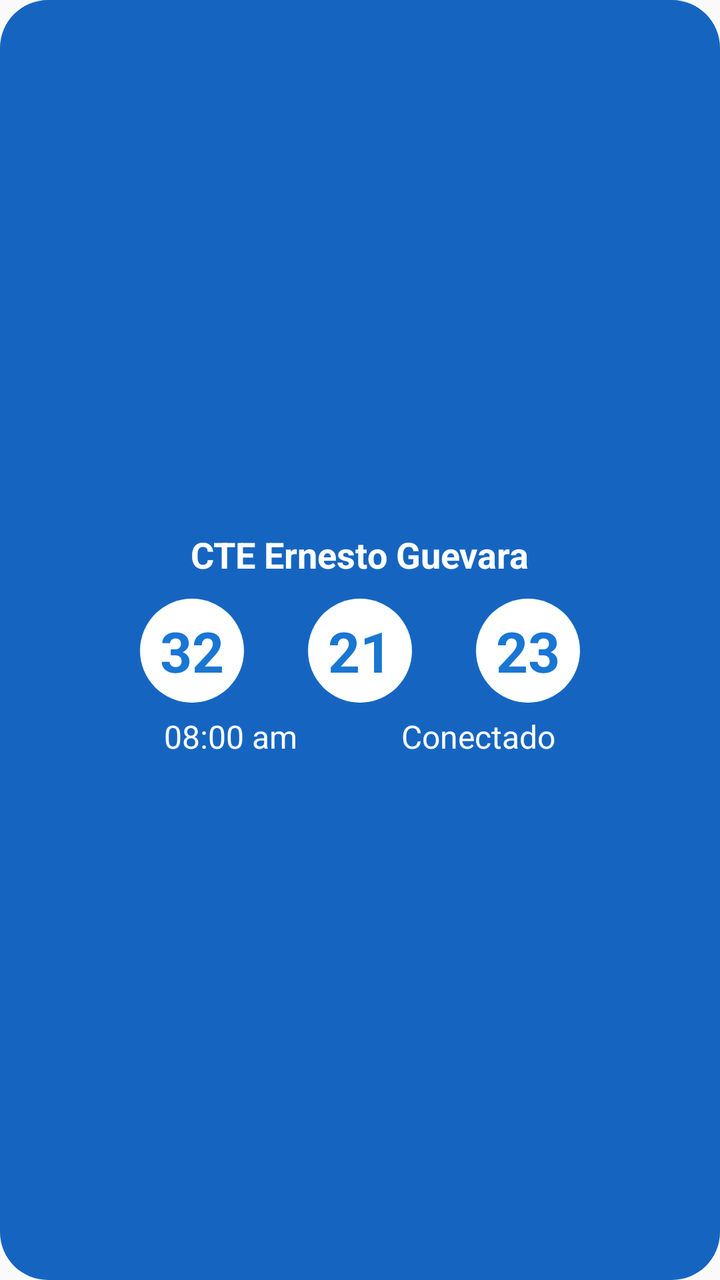
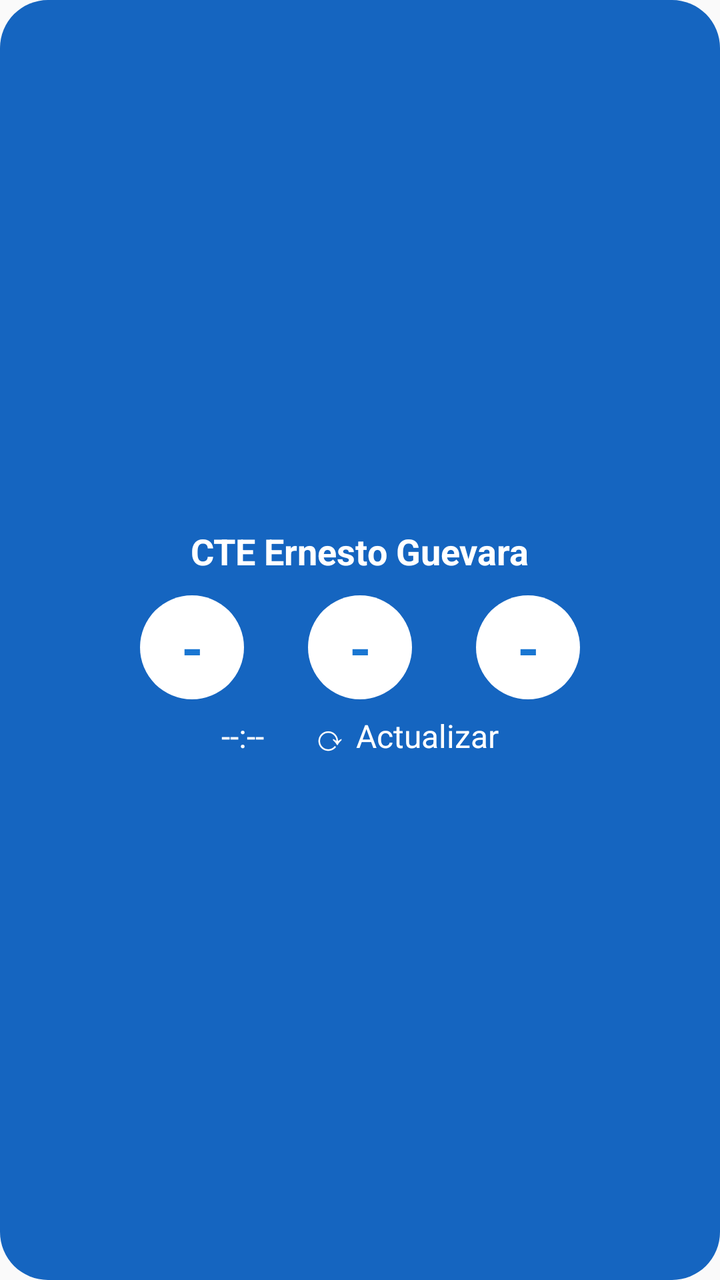

The first picture is an Android layout as it rendered before a commit; the second is the same layout after the commit. The layout source and the unified diff follow.
<!-- AndroidManifest.xml: application theme Theme.Carga_Activa_Termo -->
<!-- res/layout/widget_layout.xml -->
<?xml version="1.0" encoding="utf-8"?>
<LinearLayout xmlns:android="http://schemas.android.com/apk/res/android"
    android:id="@+id/widget_root"
    android:layout_width="match_parent"
    android:layout_height="140dp"
    android:background="@drawable/widget_background"
    android:orientation="vertical"
    android:padding="6dp"
    android:gravity="center">

    <TextView
        android:id="@+id/tv_titulo"
        android:layout_width="wrap_content"
        android:layout_height="wrap_content"
        android:text="CTE Ernesto Guevara"
        android:textColor="#FFFFFF"
        android:textSize="18sp"
        android:textStyle="bold"
        android:gravity="center"
        android:padding="4dp"/>

    <LinearLayout
        android:layout_width="match_parent"
        android:layout_height="wrap_content"
        android:orientation="horizontal"
        android:gravity="center"
        android:layout_marginTop="6dp">

        <TextView
            android:id="@+id/tv_carga1"
            android:layout_width="52dp"
            android:layout_height="52dp"
            android:text="32"
            android:textColor="#1976D2"
            android:textSize="28sp"
            android:textStyle="bold"
            android:gravity="center"
            android:background="@drawable/circulo_blanco"
            android:layout_marginHorizontal="16dp"/>

        <TextView
            android:id="@+id/tv_carga2"
            android:layout_width="52dp"
            android:layout_height="52dp"
            android:text="21"
            android:textColor="#1976D2"
            android:textSize="28sp"
            android:textStyle="bold"
            android:gravity="center"
            android:background="@drawable/circulo_blanco"
            android:layout_marginHorizontal="16dp"/>

        <TextView
            android:id="@+id/tv_carga3"
            android:layout_width="52dp"
            android:layout_height="52dp"
            android:text="23"
            android:textColor="#1976D2"
            android:textSize="28sp"
            android:textStyle="bold"
            android:gravity="center"
            android:background="@drawable/circulo_blanco"
            android:layout_marginHorizontal="16dp"/>

    </LinearLayout>

    <LinearLayout
        android:layout_width="match_parent"
        android:layout_height="wrap_content"
        android:orientation="horizontal"
        android:layout_marginTop="6dp"
        android:gravity="center"
        android:paddingHorizontal="12dp">

        <TextView
            android:id="@+id/tv_hora"
            android:layout_width="wrap_content"
            android:layout_height="wrap_content"
            android:text="08:00 am"
            android:textColor="#FFFFFF"
            android:textSize="16sp"/>

        <TextView
            android:id="@+id/tv_estado"
            android:layout_width="wrap_content"
            android:layout_height="wrap_content"
            android:text="Conectado"
            android:textColor="#FFFFFF"
            android:textSize="16sp"
            android:layout_marginStart="52dp"/>

    </LinearLayout>

</LinearLayout>
<!-- resources referenced by this layout -->
<resources>
  <!-- drawable circulo_blanco (drawable) -->
  <?xml version="1.0" encoding="utf-8"?>
  <shape xmlns:android="http://schemas.android.com/apk/res/android"
      android:shape="oval">
      <solid android:color="#FFFFFF" />
      <size
          android:width="52dp"
          android:height="52dp" />
  </shape>
  <!-- drawable widget_background (drawable) -->
  <?xml version="1.0" encoding="utf-8"?>
  <shape xmlns:android="http://schemas.android.com/apk/res/android"
      android:shape="rectangle">
      <solid android:color="#1565C0" />
      <corners android:radius="24dp" />
  </shape>
  <style name="Theme.Carga_Activa_Termo" parent="android:Theme.Material.Light.NoActionBar" />
</resources>

<!-- the commit's change to res/layout/widget_layout.xml (unified diff, before → after) -->
@@ -2,7 +2,7 @@
 <LinearLayout xmlns:android="http://schemas.android.com/apk/res/android"
     android:id="@+id/widget_root"
     android:layout_width="match_parent"
-    android:layout_height="140dp"
+    android:layout_height="142dp"
     android:background="@drawable/widget_background"
     android:orientation="vertical"
     android:padding="6dp"
@@ -30,7 +30,7 @@
             android:id="@+id/tv_carga1"
             android:layout_width="52dp"
             android:layout_height="52dp"
-            android:text="32"
+            android:text="-"
             android:textColor="#1976D2"
             android:textSize="28sp"
             android:textStyle="bold"
@@ -42,7 +42,7 @@
             android:id="@+id/tv_carga2"
             android:layout_width="52dp"
             android:layout_height="52dp"
-            android:text="21"
+            android:text="-"
             android:textColor="#1976D2"
             android:textSize="28sp"
             android:textStyle="bold"
@@ -54,7 +54,7 @@
             android:id="@+id/tv_carga3"
             android:layout_width="52dp"
             android:layout_height="52dp"
-            android:text="23"
+            android:text="-"
             android:textColor="#1976D2"
             android:textSize="28sp"
             android:textStyle="bold"
@@ -76,18 +76,48 @@
             android:id="@+id/tv_hora"
             android:layout_width="wrap_content"
             android:layout_height="wrap_content"
-            android:text="08:00 am"
+            android:text="--:--"
             android:textColor="#FFFFFF"
             android:textSize="16sp"/>
 
-        <TextView
-            android:id="@+id/tv_estado"
+        <LinearLayout
+            android:id="@+id/btn_actualizar"
             android:layout_width="wrap_content"
             android:layout_height="wrap_content"
-            android:text="Conectado"
-            android:textColor="#FFFFFF"
-            android:textSize="16sp"
-            android:layout_marginStart="52dp"/>
+            android:orientation="horizontal"
+            android:gravity="center"
+            android:clickable="true"
+            android:focusable="true"
+            android:layout_marginStart="24dp"
+            android:background="@android:color/transparent">
+
+            <ProgressBar
+                android:id="@+id/spinner"
+                style="?android:attr/progressBarStyleSmall"
+                android:layout_width="16dp"
+                android:layout_height="16dp"
+                android:visibility="gone"
+                android:indeterminateTint="#FFFFFF"/>
+
+            <TextView
+                android:id="@+id/icono_actualizar"
+                android:layout_width="wrap_content"
+                android:layout_height="wrap_content"
+                android:text="⟳"
+                android:textColor="#FFFFFF"
+                android:textSize="18sp"
+                android:visibility="visible"/>
+
+            <TextView
+                android:id="@+id/tv_estado"
+                android:layout_width="wrap_content"
+                android:layout_height="wrap_content"
+                android:text="Actualizar"
+                android:textColor="#FFFFFF"
+                android:textSize="16sp"
+                android:layout_marginStart="4dp"/>
+
+        </LinearLayout>
 
     </LinearLayout>
 
